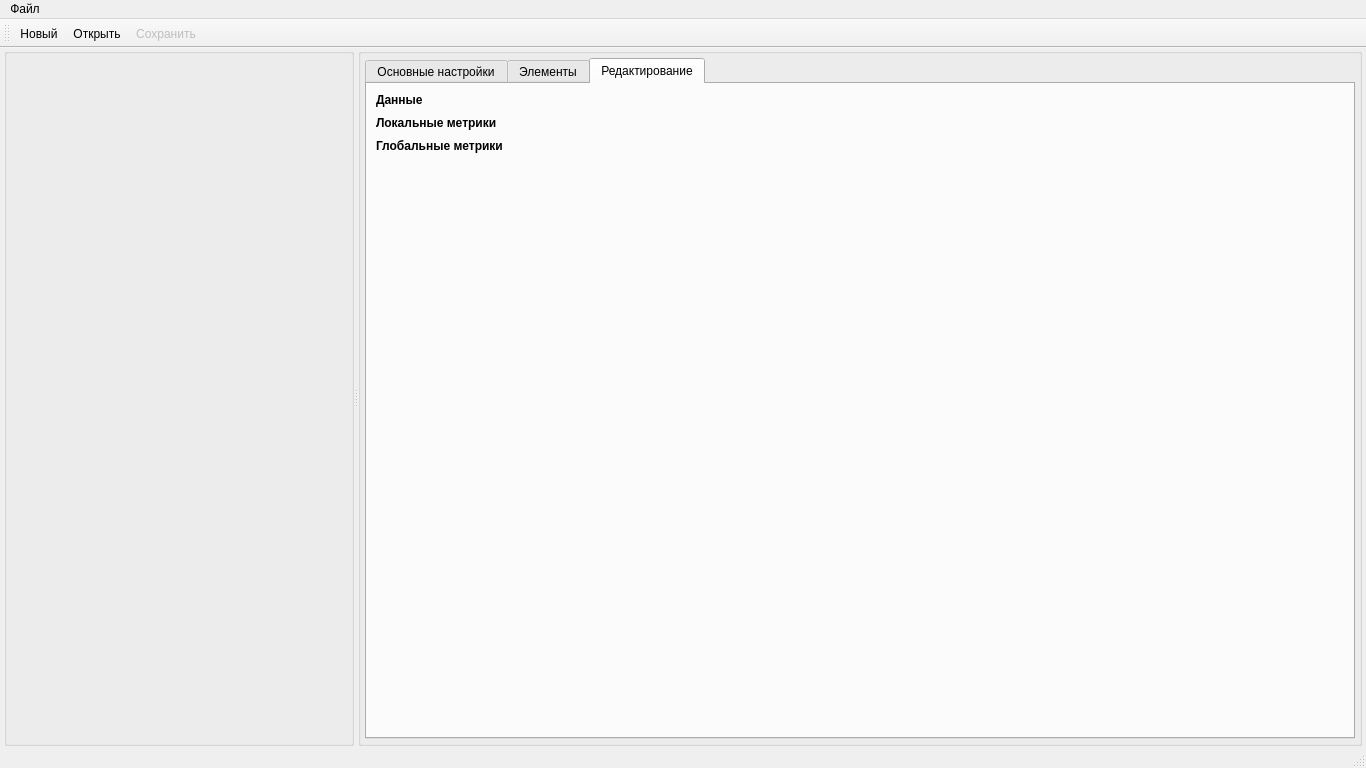
Artemako/net-constructor, file designer/mainwindow.ui: the form before one commit.
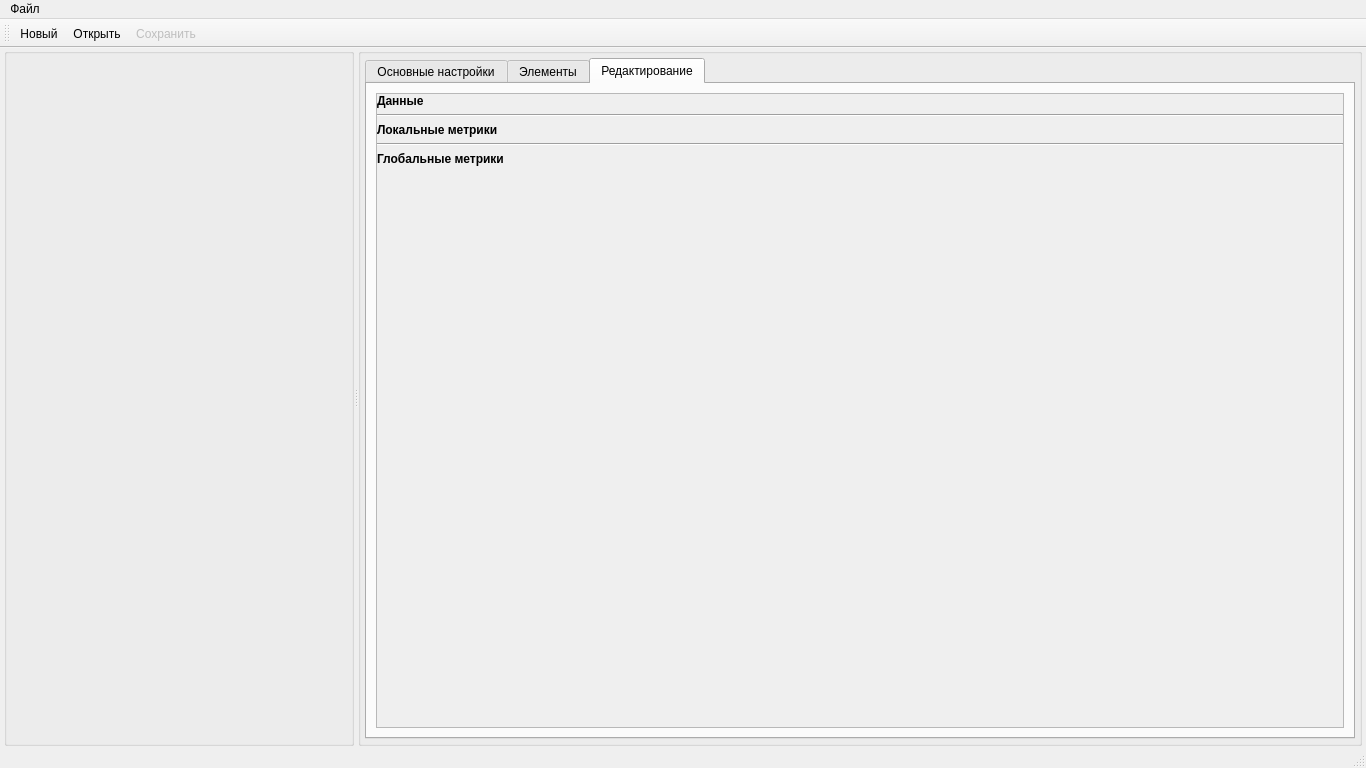
The form after the commit. The open tabs and pages were chosen to show the change. Icons and pictures are not drawn. Custom widgets are drawn as their Qt base class.

Patch:
```diff
--- a/designer/mainwindow.ui
+++ b/designer/mainwindow.ui
@@ -335,7 +335,7 @@
            <attribute name="title">
             <string>Редактирование</string>
            </attribute>
-           <layout class="QVBoxLayout" name="verticalLayout_7" stretch="0,0,0,0,0,0,1">
+           <layout class="QVBoxLayout" name="verticalLayout_7" stretch="0">
             <property name="spacing">
              <number>9</number>
             </property>
@@ -350,6 +350,36 @@
             </property>
             <property name="bottomMargin">
              <number>9</number>
+            </property>
+            <item>
+             <widget class="QScrollArea" name="editor_scrollarea">
+              <property name="widgetResizable">
+               <bool>true</bool>
+              </property>
+              <widget class="QWidget" name="editor_scrollarea_contents">
+               <property name="geometry">
+                <rect>
+                 <x>0</x>
+                 <y>0</y>
+                 <width>967</width>
+                 <height>632</height>
+                </rect>
+               </property>
+               <layout class="QVBoxLayout" name="verticalLayout_4" stretch="0,0,0,0,0,0,0,0,1">
+                <property name="spacing">
+                 <number>6</number>
+                </property>
+                <property name="leftMargin">
+                 <number>0</number>
+                </property>
+                <property name="topMargin">
+                 <number>0</number>
+                </property>
+                <property name="rightMargin">
+                 <number>0</number>
+                </property>
+                <property name="bottomMargin">
+                 <number>0</number>
             </property>
             <item>
              <widget class="QLabel" name="label_data">
@@ -359,7 +389,18 @@
              </widget>
             </item>
             <item>
-             <layout class="QFormLayout" name="fl_data"/>
+                 <layout class="QFormLayout" name="fl_data">
+                  <property name="rowWrapPolicy">
+                   <enum>QFormLayout::WrapLongRows</enum>
+                  </property>
+                 </layout>
+                </item>
+                <item>
+                 <widget class="Line" name="line_4">
+                  <property name="orientation">
+                   <enum>Qt::Horizontal</enum>
+                  </property>
+                 </widget>
             </item>
             <item>
              <widget class="QLabel" name="label_local_metrics">
@@ -369,7 +410,18 @@
              </widget>
             </item>
             <item>
-             <layout class="QFormLayout" name="fl_local_metrics"/>
+                 <layout class="QFormLayout" name="fl_local_metrics">
+                  <property name="rowWrapPolicy">
+                   <enum>QFormLayout::WrapLongRows</enum>
+                  </property>
+                 </layout>
+                </item>
+                <item>
+                 <widget class="Line" name="line_5">
+                  <property name="orientation">
+                   <enum>Qt::Horizontal</enum>
+                  </property>
+                 </widget>
             </item>
             <item>
              <widget class="QLabel" name="label_global_metrics">
@@ -382,17 +434,21 @@
              <layout class="QFormLayout" name="fl_global_metrics"/>
             </item>
             <item>
-             <spacer name="verticalSpacer_2">
+                 <spacer name="vertical_spacer">
               <property name="orientation">
                <enum>Qt::Vertical</enum>
               </property>
               <property name="sizeHint" stdset="0">
                <size>
-                <width>0</width>
-                <height>0</height>
+                    <width>20</width>
+                    <height>40</height>
                </size>
               </property>
              </spacer>
+                </item>
+               </layout>
+              </widget>
+             </widget>
             </item>
            </layout>
           </widget>
```
Left out of the diff: 31 changed lines with no effect on the pictures. Lines whose indentation alone changed are shown as unchanged.
